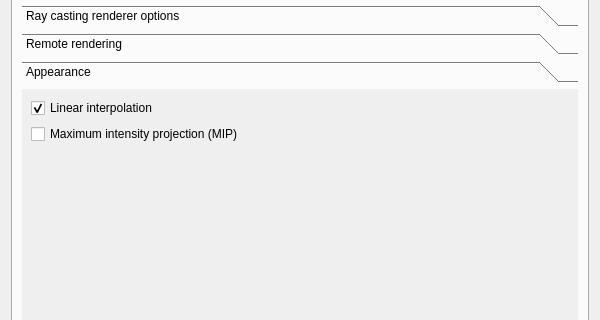
Old version of the form vox-desk-qt/src/vvprefdialog.ui in the repository deskvox/deskvox; both pictures show x 0 to 600 and y 97 to 417 of the 600 by 570 pixel window.
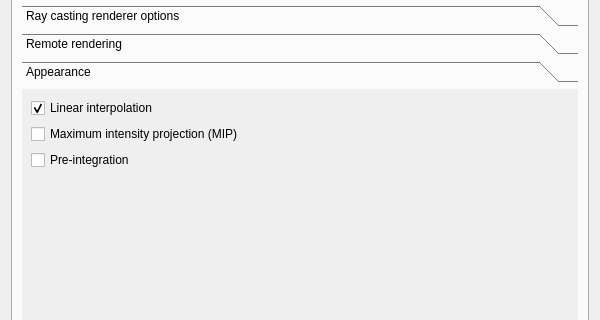
New version of the form. The open tabs and pages were chosen to show the change.

Commit message: Support pre-integration in vox-desk-qt

Diff of the .ui file:
```diff
--- a/vox-desk-qt/src/vvprefdialog.ui
+++ b/vox-desk-qt/src/vvprefdialog.ui
@@ -394,8 +394,8 @@
            <rect>
             <x>0</x>
             <y>0</y>
-            <width>566</width>
-            <height>346</height>
+            <width>560</width>
+            <height>321</height>
            </rect>
           </property>
           <attribute name="label">
@@ -422,6 +422,13 @@
              </property>
             </widget>
            </item>
+           <item>
+            <widget class="QCheckBox" name="preIntegrationCheckBox">
+             <property name="text">
+              <string>Pre-integration</string>
+             </property>
+            </widget>
+           </item>
            <item>
             <spacer name="appearanceSpacer">
              <property name="orientation">
```
Left out of the diff: 12 changed lines with no effect on the pictures. The commit also changes 2 other files.
